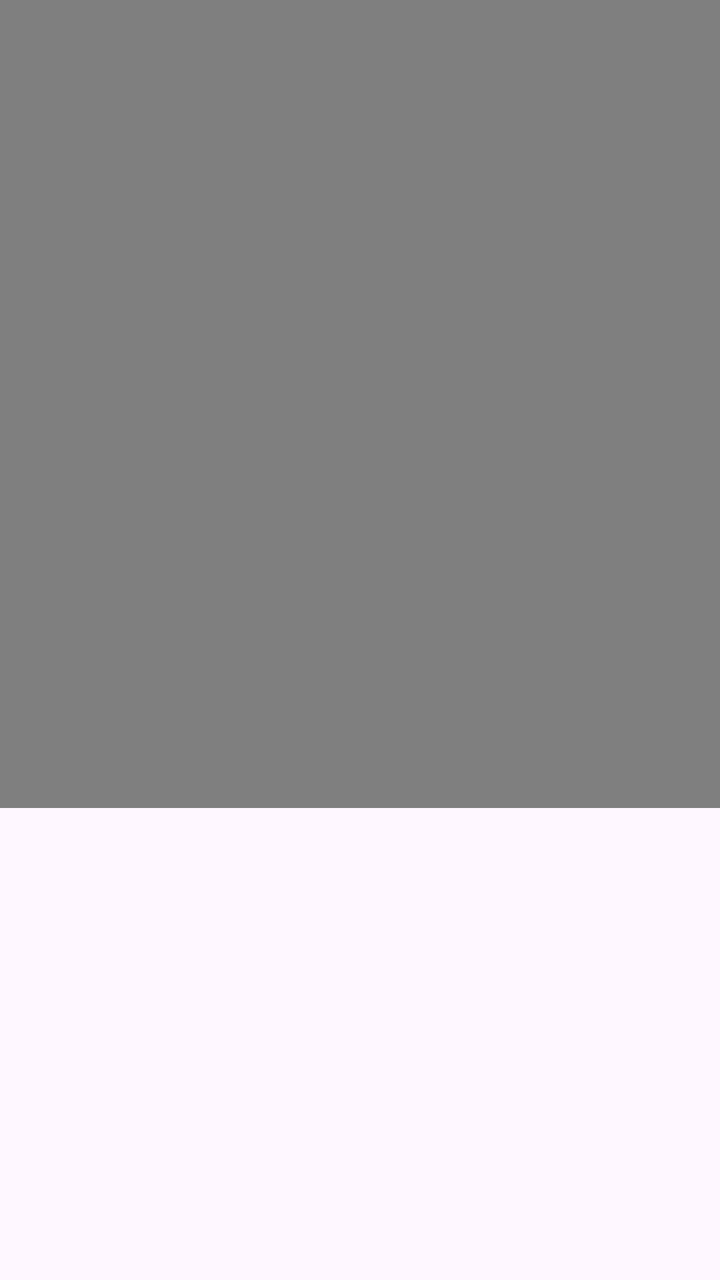
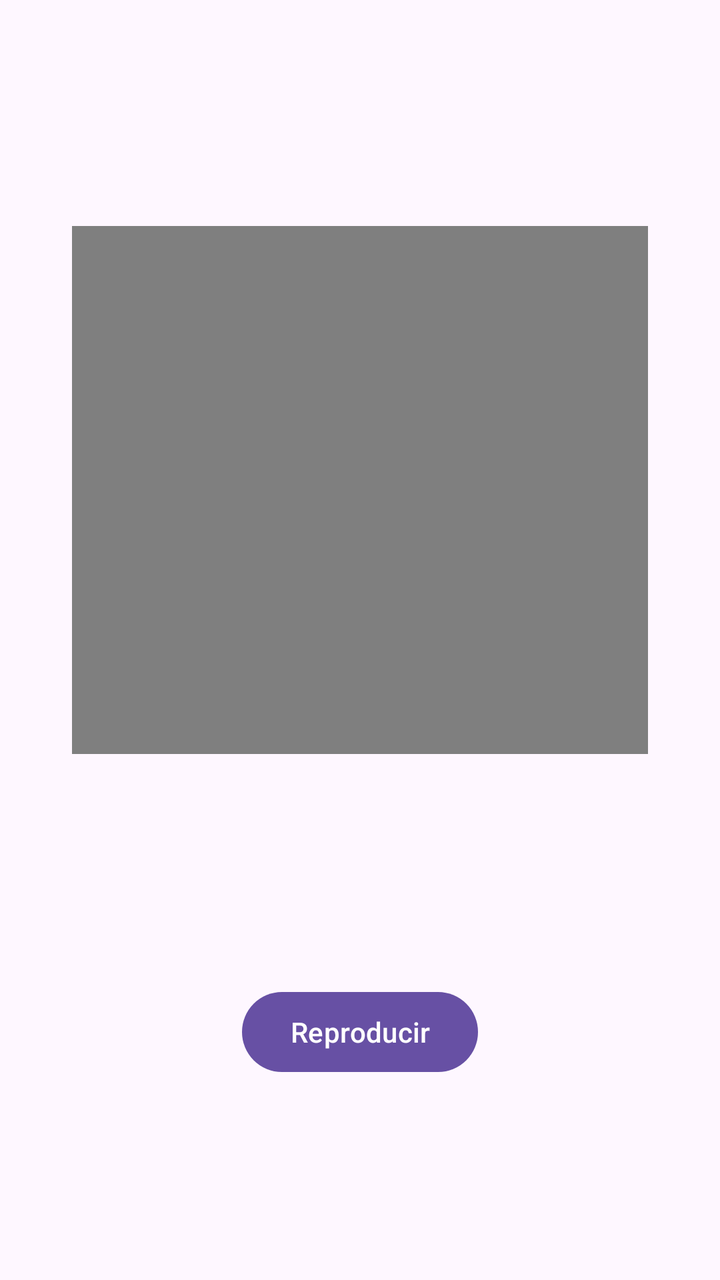

Screens rendered from an Android XML layout before and after an edit, with the pre-edit source and the edit as a unified diff.
<!-- AndroidManifest.xml: application theme Theme.Trabajo21 -->
<!-- res/layout/activity_main.xml -->
<?xml version="1.0" encoding="utf-8"?>
<androidx.constraintlayout.widget.ConstraintLayout xmlns:android="http://schemas.android.com/apk/res/android"
    xmlns:app="http://schemas.android.com/apk/res-auto"
    xmlns:tools="http://schemas.android.com/tools"
    android:id="@+id/main"
    android:layout_width="match_parent"
    android:layout_height="match_parent"
    tools:context=".MainActivity">



    <TextView
        android:layout_width="wrap_content"
        android:layout_height="wrap_content"
        android:text="Hello World!"
        app:layout_constraintBottom_toBottomOf="parent"
        app:layout_constraintEnd_toEndOf="parent"
        app:layout_constraintStart_toStartOf="parent"
        app:layout_constraintTop_toTopOf="parent" />

    <VideoView
        android:id="@+id/videoview"
        android:layout_width="403dp"
        android:layout_height="449dp"
        android:layout_marginStart="4dp"
        android:layout_marginEnd="4dp"
        android:layout_marginBottom="282dp"
        app:layout_constraintBottom_toBottomOf="parent"
        app:layout_constraintEnd_toEndOf="parent"
        app:layout_constraintStart_toStartOf="parent"
        app:layout_constraintTop_toTopOf="parent" />


</androidx.constraintlayout.widget.ConstraintLayout>
<!-- resources referenced by this layout -->
<resources>
  <style name="Theme.Trabajo21" parent="Base.Theme.Trabajo21" />
  <style name="Base.Theme.Trabajo21" parent="Theme.Material3.DayNight.NoActionBar">
          
          
      </style>
</resources>

<!-- the commit's change to res/layout/activity_main.xml (unified diff, before → after) -->
@@ -7,28 +7,26 @@
     android:layout_height="match_parent"
     tools:context=".MainActivity">
 
+    
+    <VideoView
+        android:id="@+id/videoview"
+        android:layout_width="288dp"
+        android:layout_height="264dp"
+        app:layout_constraintBottom_toTopOf="@+id/btnPlayPause"
+        app:layout_constraintEnd_toEndOf="parent"
+        app:layout_constraintStart_toStartOf="parent"
+        app:layout_constraintTop_toTopOf="parent"
+        app:layout_constraintVertical_bias="0.495" />
 
-
-    <TextView
+    
+    <Button
+        android:id="@+id/btnPlayPause"
         android:layout_width="wrap_content"
         android:layout_height="wrap_content"
-        android:text="Hello World!"
+        android:layout_marginBottom="100dp"
+        android:text="Reproducir"
         app:layout_constraintBottom_toBottomOf="parent"
         app:layout_constraintEnd_toEndOf="parent"
-        app:layout_constraintStart_toStartOf="parent"
-        app:layout_constraintTop_toTopOf="parent" />
-
-    <VideoView
-        android:id="@+id/videoview"
-        android:layout_width="403dp"
-        android:layout_height="449dp"
-        android:layout_marginStart="4dp"
-        android:layout_marginEnd="4dp"
-        android:layout_marginBottom="282dp"
-        app:layout_constraintBottom_toBottomOf="parent"
-        app:layout_constraintEnd_toEndOf="parent"
-        app:layout_constraintStart_toStartOf="parent"
-        app:layout_constraintTop_toTopOf="parent" />
-
+        app:layout_constraintStart_toStartOf="parent" />
 
 </androidx.constraintlayout.widget.ConstraintLayout>
